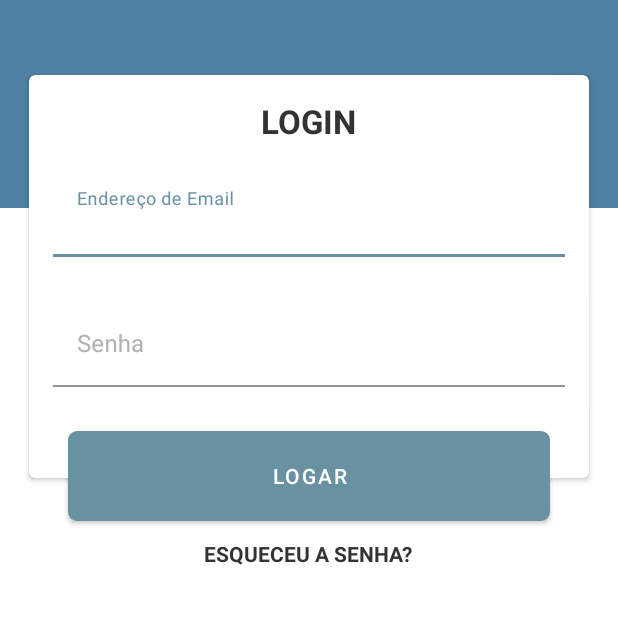
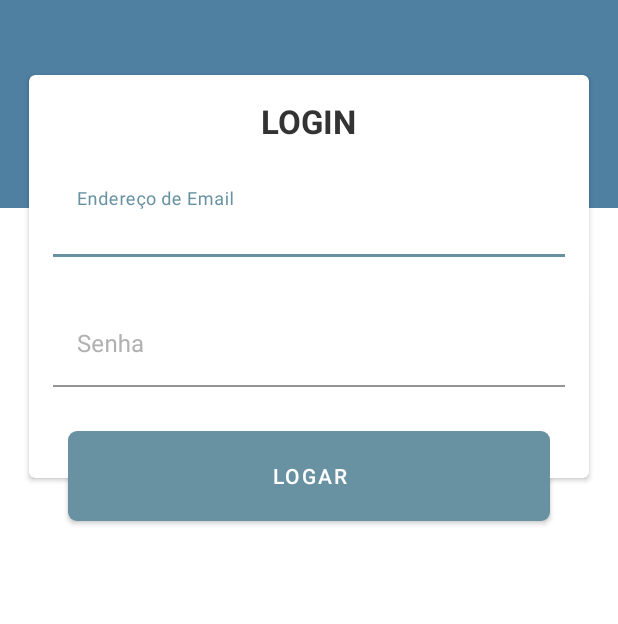
Before and after one commit to uiltonjose/helpnet-tech, an Android app: the screen it shows after launch (LoginActivity), on a phone screen of 412 x 824 dp, the part 317-941 px from its top. Run offline under Robolectric (Android 15) with nearby library versions, the phone set to English and light mode, and no system bars; our stand-ins replace Firebase (no records; nobody signed in at launch, a user with empty details on screens opened directly); libraries missing offline, so code that uses them is left out: com.crashlytics.android, io.fabric.sdk; pictures from the network do not load; 1 statement that could not run was skipped.

Commit message:
last changes

```diff
--- a/app/build.gradle
+++ b/app/build.gradle
@@ -14,8 +14,8 @@ android {
         applicationId "com.helpnet.tech"
         minSdkVersion 19
         targetSdkVersion 28
-        versionCode 1
-        versionName "1.0"
+        versionCode 10001
+        versionName "1.0.1"
         multiDexEnabled true
         testInstrumentationRunner "androidx.test.runner.AndroidJUnitRunner"
         setProperty("archivesBaseName", "HN-Tech_$versionName")
--- a/app/src/main/res/layout/activity_login.xml
+++ b/app/src/main/res/layout/activity_login.xml
@@ -119,5 +119,6 @@
             android:textStyle="bold"
             android:textAllCaps="true"
             android:layout_marginTop="12dp"
-            android:layout_centerHorizontal="true"/>
+            android:layout_centerHorizontal="true"
+    android:visibility="gone"/>
 </RelativeLayout>
--- a/app/src/main/res/values/strings.xml
+++ b/app/src/main/res/values/strings.xml
@@ -1,12 +1,12 @@
 <resources>
     <!--General-->
     <string name="app_toolbar_title">HelpNet Tech</string>
-    <string name="app_name">Tech</string>
+    <string name="app_name">Técnico</string>
     <string name="loading_label">Carregando…</string>
     <string name="no_service_available">Nenhuma OS disponível</string>
     <string name="yes">Sim</string>
     <string name="no">Não</string>
-    <string name="ok">Ok</string>
+    <string name="ok">OK</string>
 
     <!--Main Tabs-->
     <string name="title_home">OS Abertas</string>
```
Also changed, not shown: 1 other file.
